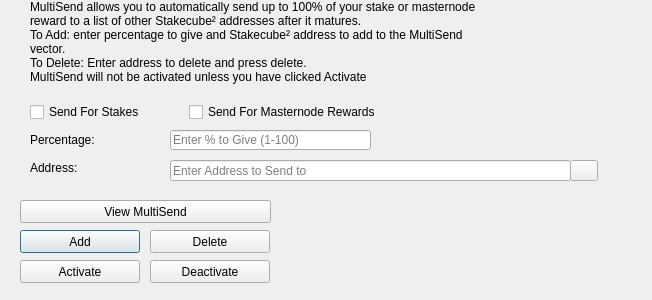
Before: the Qt Designer form src/qt/forms/multisenddialog.ui in stakecube/stakecubecoin-archive, drawn with Qt 5.
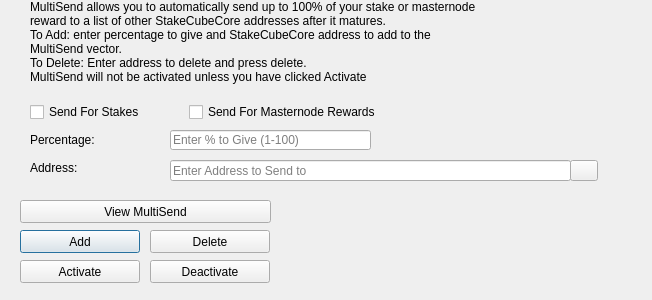
After: the same form once the commit is applied. Icons and pictures are not drawn.

Patch:
```diff
--- a/src/qt/forms/multisenddialog.ui
+++ b/src/qt/forms/multisenddialog.ui
@@ -61,8 +61,8 @@
     <number>1</number>
    </property>
    <property name="text">
-    <string>MultiSend allows you to automatically send up to 100% of your stake or masternode reward to a list of other Stakecube² addresses after it matures.
-To Add: enter percentage to give and Stakecube² address to add to the MultiSend vector.
+    <string>MultiSend allows you to automatically send up to 100% of your stake or masternode reward to a list of other StakeCubeCore addresses after it matures.
+To Add: enter percentage to give and StakeCubeCore address to add to the MultiSend vector.
 To Delete: Enter address to delete and press delete.
 MultiSend will not be activated unless you have clicked Activate</string>
    </property>
```
